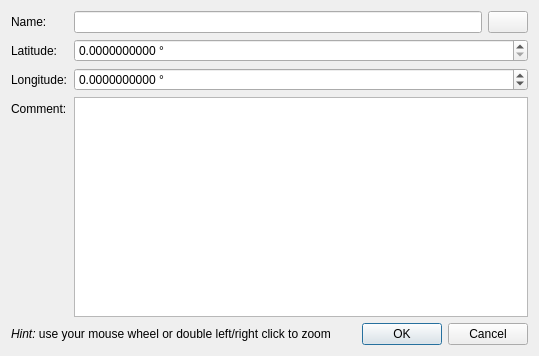
The window that dialogs/placedialog.ui (caybro/pedikree) describes before a commit, drawn with Qt 5.
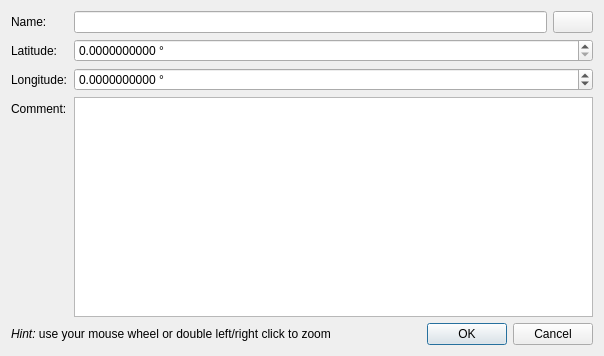
The same window after the commit. Icons and pictures are not drawn.

```diff
--- a/dialogs/placedialog.ui
+++ b/dialogs/placedialog.ui
@@ -6,7 +6,7 @@
    <rect>
     <x>0</x>
     <y>0</y>
-    <width>539</width>
+    <width>604</width>
     <height>356</height>
    </rect>
   </property>
```
Left out of the diff: 5 changed lines with no effect on the pictures.
